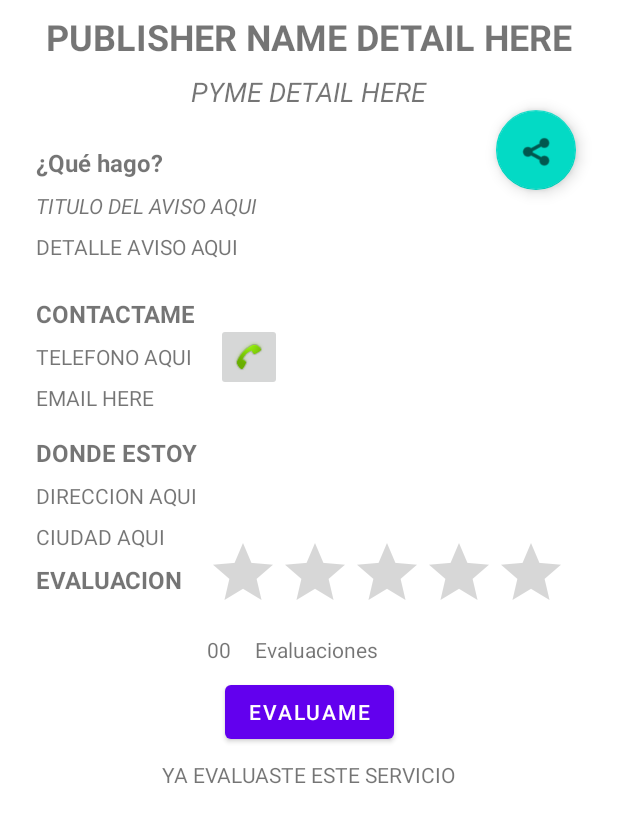
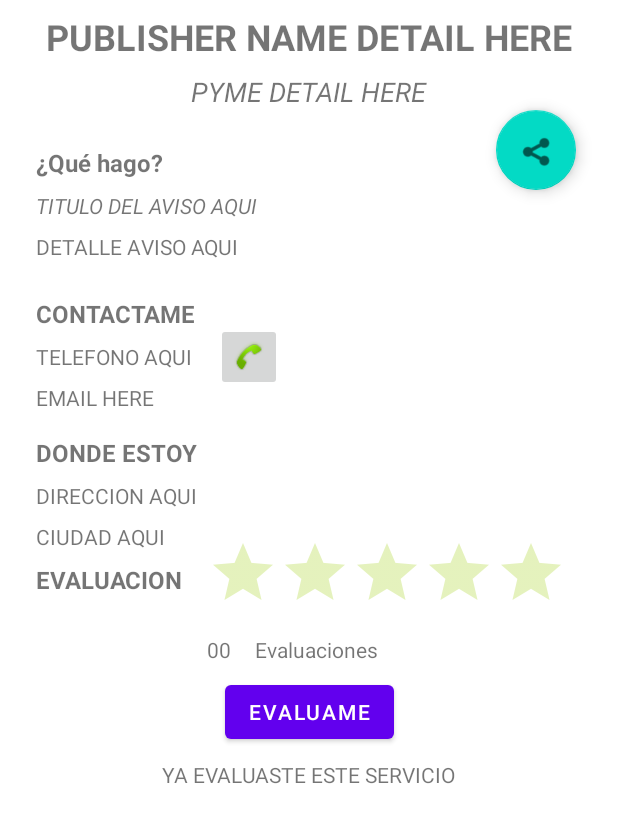
Before and after one commit to joseluisojedafdez/AppAvisos, an Android app: the layout fragment_detail.xml on its own in the app's theme, with its tools: preview values and no code run, on a phone screen of 412 x 824 dp. Shown: the top 823 px of the screen. Run offline under Robolectric (Android 15) with nearby library versions, the phone set to English and light mode, and no system bars.

Commit message:
Cambiado el color de las estrellas

```diff
--- a/app/src/main/java/com/i4bchile/avisos/view/FragmentEvaluation.kt
+++ b/app/src/main/java/com/i4bchile/avisos/view/FragmentEvaluation.kt
@@ -146,7 +146,7 @@ class FragmentEvaluation(val value: String): Fragment() {
 
         }
         else {
-            Log.d("TAG", "updateUI con account: ${account?.displayName}")
+            Log.d("TAG", "updateUI con account: ${account.displayName}")
             binding.signInButton.visibility=View.INVISIBLE
             binding.ivUserImage.visibility=View.VISIBLE
             binding.ivUserImage.load(account.photoUrl)
--- a/app/src/main/res/layout/fragment_detail.xml
+++ b/app/src/main/res/layout/fragment_detail.xml
@@ -177,6 +177,7 @@
     <RatingBar
         android:id="@+id/ratingBar"
         style="@android:style/Widget.DeviceDefault.RatingBar"
+        android:theme="@style/RatingBar"
         android:layout_width="wrap_content"
         android:layout_height="wrap_content"
         android:layout_marginStart="16dp"
--- a/app/src/main/res/layout/fragment_evaluation.xml
+++ b/app/src/main/res/layout/fragment_evaluation.xml
@@ -27,12 +27,14 @@
 
     <RatingBar
         android:id="@+id/rb_evaluation_single"
+        android:theme="@style/RatingBar"
         android:layout_width="wrap_content"
         android:layout_height="wrap_content"
         android:layout_marginTop="16dp"
         android:numStars="5"
         android:stepSize="1"
         android:rating="5"
+        android:elevation="@dimen/material_emphasis_high_type"
         app:layout_constraintEnd_toEndOf="parent"
         app:layout_constraintHorizontal_bias="0.573"
         app:layout_constraintStart_toStartOf="parent"
--- a/app/src/main/res/values/themes.xml
+++ b/app/src/main/res/values/themes.xml
@@ -13,4 +13,9 @@
         <item name="android:statusBarColor" tools:targetApi="l">?attr/colorPrimaryVariant</item>
         <!-- Customize your theme here. -->
     </style>
+
+    <style name="RatingBar" parent="Theme.Avisos">
+        <item name="colorControlActivated">@android:color/holo_orange_dark</item>
+        <item name="colorControlNormal">@android:color/holo_green_light</item>
+    </style>
 </resources>
```
